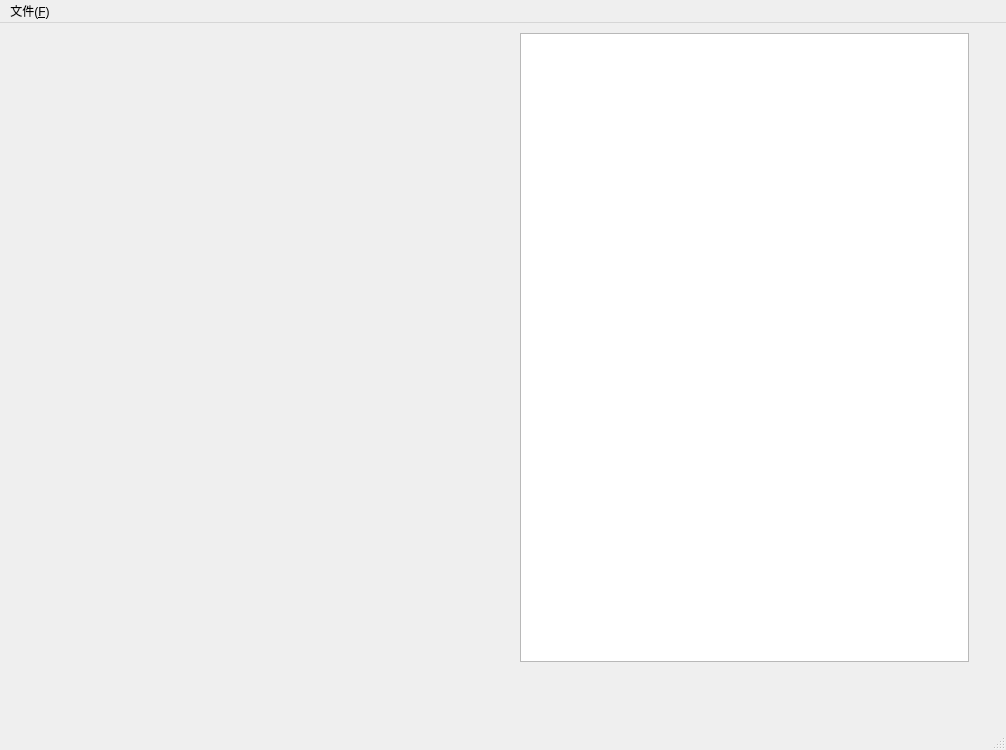
The window that testReader/mainwindow.ui (love996/textReader) describes before a commit, drawn with Qt 5.
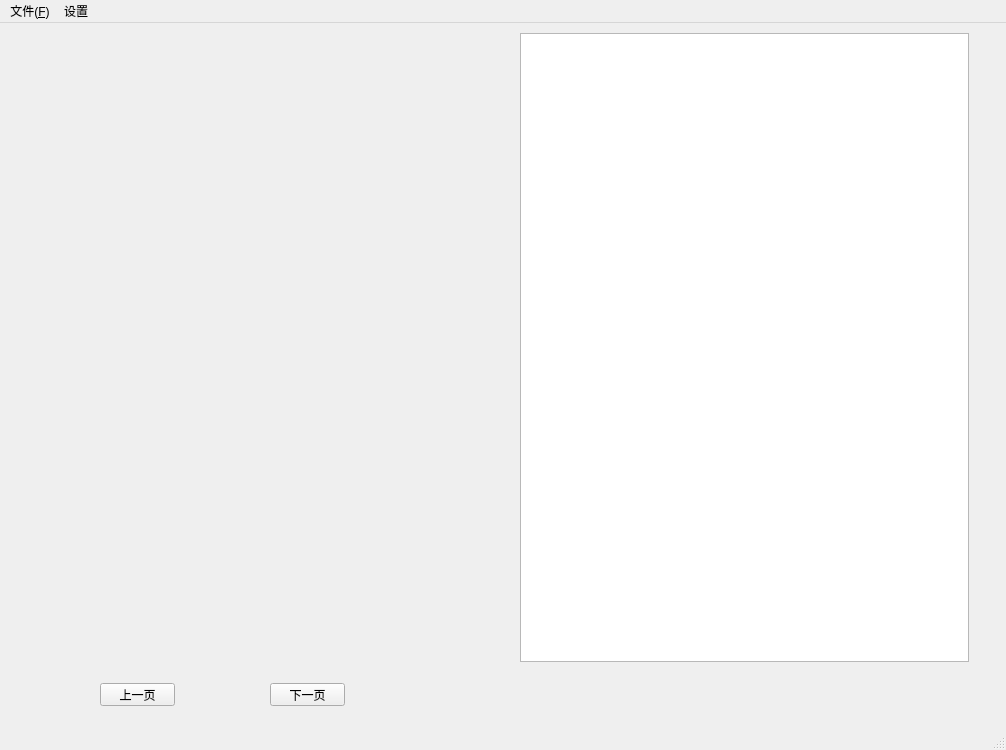
The same window after the commit. Custom widgets are drawn as their Qt base class.

```diff
--- a/testReader/mainwindow.ui
+++ b/testReader/mainwindow.ui
@@ -24,7 +24,7 @@
      </rect>
     </property>
    </widget>
-   <widget class="QWidget" name="">
+   <widget class="QWidget" name="layoutWidget">
     <property name="geometry">
      <rect>
       <x>9</x>
@@ -78,6 +78,32 @@
      </item>
     </layout>
    </widget>
+   <widget class="QPushButton" name="nextPage">
+    <property name="geometry">
+     <rect>
+      <x>270</x>
+      <y>660</y>
+      <width>75</width>
+      <height>23</height>
+     </rect>
+    </property>
+    <property name="text">
+     <string>下一页</string>
+    </property>
+   </widget>
+   <widget class="QPushButton" name="prePage">
+    <property name="geometry">
+     <rect>
+      <x>100</x>
+      <y>660</y>
+      <width>75</width>
+      <height>23</height>
+     </rect>
+    </property>
+    <property name="text">
+     <string>上一页</string>
+    </property>
+   </widget>
   </widget>
   <widget class="QMenuBar" name="menubar">
    <property name="geometry">
@@ -96,7 +122,14 @@
     <addaction name="separator"/>
     <addaction name="processExit"/>
    </widget>
+   <widget class="QMenu" name="menu_2">
+    <property name="title">
+     <string>设置</string>
+    </property>
+    <addaction name="actionss"/>
+   </widget>
    <addaction name="menu"/>
+   <addaction name="menu_2"/>
   </widget>
   <widget class="QStatusBar" name="statusbar"/>
   <action name="fileOpen">
```
Left out of the diff: 5 changed lines with no effect on the pictures.
